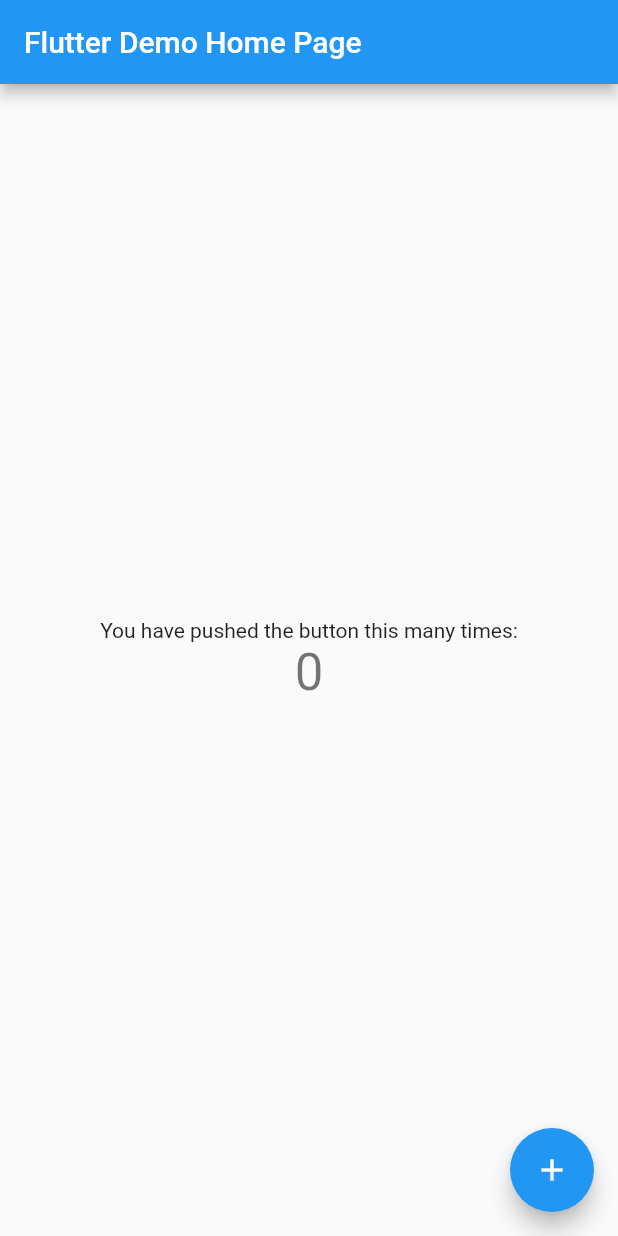
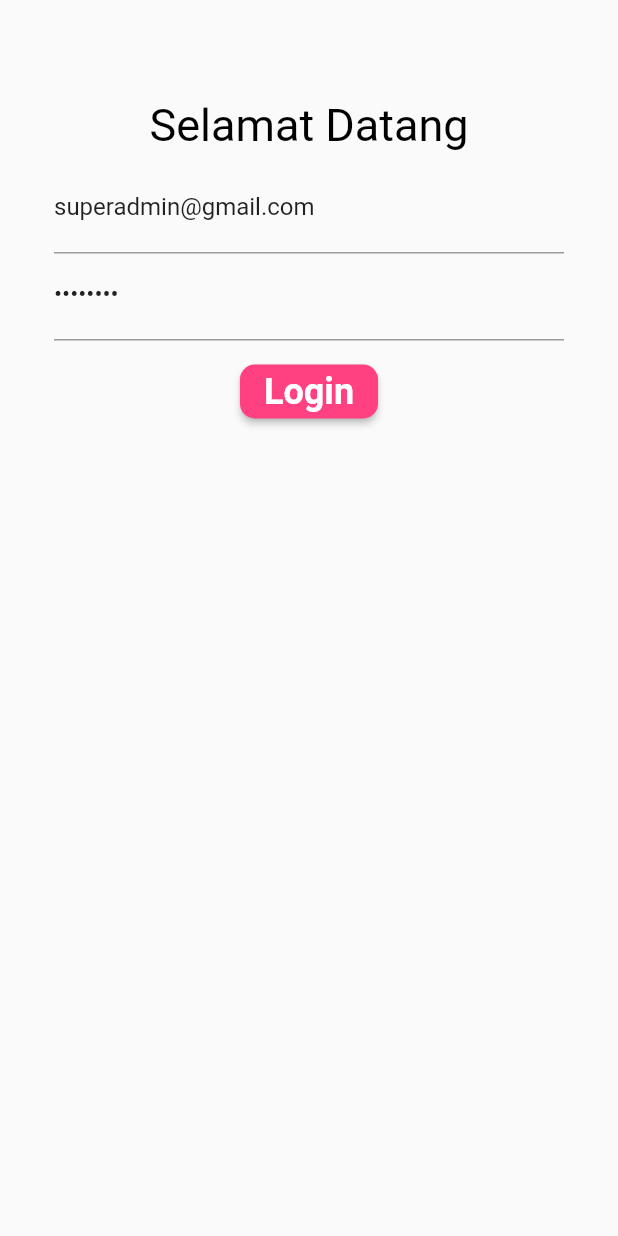
Before and after one commit to elvirasania/flutter_stisla_app, a Flutter app: the screen it shows after launch, on a phone screen of 412 x 824 dp. Run offline on Flutter 3.47's test engine with Material 2 defaults, Android fonts, the phone set to English and light mode, and no system bars; our stand-ins replace shared_preferences.

Commit message:
Add LOGIN | API

```diff
--- a/lib/main.dart
+++ b/lib/main.dart
@@ -1,115 +1,10 @@
 import 'package:flutter/material.dart';
+import 'package:flutter_stisla_app/screens/auth/auth.dart';
 
 void main() {
-  runApp(const MyApp());
+  runApp(const MaterialApp(
+    debugShowCheckedModeBanner: false,
+    title: 'Stisla Elvira',
+    home: AuthScreen(),
+  ));
 }
-
-class MyApp extends StatelessWidget {
-  const MyApp({super.key});
-
-  // This widget is the root of your application.
-  @override
-  Widget build(BuildContext context) {
-    return MaterialApp(
-      title: 'Flutter Demo',
-      theme: ThemeData(
-        // This is the theme of your application.
-        //
-        // Try running your application with "flutter run". You'll see the
-        // application has a blue toolbar. Then, without quitting the app, try
-        // changing the primarySwatch below to Colors.green and then invoke
-        // "hot reload" (press "r" in the console where you ran "flutter run",
-        // or simply save your changes to "hot reload" in a Flutter IDE).
-        // Notice that the counter didn't reset back to zero; the application
-        // is not restarted.
-        primarySwatch: Colors.blue,
-      ),
-      home: const MyHomePage(title: 'Flutter Demo Home Page'),
-    );
-  }
-}
-
-class MyHomePage extends StatefulWidget {
-  const MyHomePage({super.key, required this.title});
-
-  // This widget is the home page of your application. It is stateful, meaning
-  // that it has a State object (defined below) that contains fields that affect
-  // how it looks.
-
-  // This class is the configuration for the state. It holds the values (in this
-  // case the title) provided by the parent (in this case the App widget) and
-  // used by the build method of the State. Fields in a Widget subclass are
-  // always marked "final".
-
-  final String title;
-
-  @override
-  State<MyHomePage> createState() => _MyHomePageState();
-}
-
-class _MyHomePageState extends State<MyHomePage> {
-  int _counter = 0;
-
-  void _incrementCounter() {
-    setState(() {
-      // This call to setState tells the Flutter framework that something has
-      // changed in this State, which causes it to rerun the build method below
-      // so that the display can reflect the updated values. If we changed
-      // _counter without calling setState(), then the build method would not be
-      // called again, and so nothing would appear to happen.
-      _counter++;
-    });
-  }
-
-  @override
-  Widget build(BuildContext context) {
-    // This method is rerun every time setState is called, for instance as done
-    // by the _incrementCounter method above.
-    //
-    // The Flutter framework has been optimized to make rerunning build methods
-    // fast, so that you can just rebuild anything that needs updating rather
-    // than having to individually change instances of widgets.
-    return Scaffold(
-      appBar: AppBar(
-        // Here we take the value from the MyHomePage object that was created by
-        // the App.build method, and use it to set our appbar title.
-        title: Text(widget.title),
-      ),
-      body: Center(
-        // Center is a layout widget. It takes a single child and positions it
-        // in the middle of the parent.
-        child: Column(
-          // Column is also a layout widget. It takes a list of children and
-          // arranges them vertically. By default, it sizes itself to fit its
-          // children horizontally, and tries to be as tall as its parent.
-          //
-          // Invoke "debug painting" (press "p" in the console, choose the
-          // "Toggle Debug Paint" action from the Flutter Inspector in Android
-          // Studio, or the "Toggle Debug Paint" command in Visual Studio Code)
-          // to see the wireframe for each widget.
-          //
-          // Column has various properties to control how it sizes itself and
-          // how it positions its children. Here we use mainAxisAlignment to
-          // center the children vertically; the main axis here is the vertical
-          // axis because Columns are vertical (the cross axis would be
-          // horizontal).
-          mainAxisAlignment: MainAxisAlignment.center,
-          children: <Widget>[
-            const Text(
-              'You have pushed the button this many times:',
-            ),
-            Text(
-              '$_counter',
-              style: Theme.of(context).textTheme.headline4,
-            ),
-          ],
-        ),
-      ),
-      floatingActionButton: FloatingActionButton(
-        onPressed: _incrementCounter,
-        tooltip: 'Increment',
-        child: const Icon(Icons.add),
-      ), // This trailing comma makes auto-formatting nicer for build methods.
-    );
-  }
-}
--- /dev/null
+++ b/lib/network/api_urls.dart
@@ -0,0 +1,5 @@
+class ApiUrls {
+  final String baseUrl = 'http://192.168.1.5:8000/api/';
+  final String login = 'auth/login';
+  final String logout = 'auth/logout';
+}
--- /dev/null
+++ b/lib/screens/auth/auth.dart
@@ -0,0 +1,160 @@
+// ignore_for_file: avoid_unnecessary_containers, prefer_const_constructors
+
+import 'dart:convert';
+import 'package:http/http.dart' as http;
+import 'package:flutter/material.dart';
+import 'package:flutter_stisla_app/network/api_urls.dart';
+import 'package:shared_preferences/shared_preferences.dart';
+
+class AuthScreen extends StatefulWidget {
+  const AuthScreen({super.key});
+
+  @override
+  State<AuthScreen> createState() => _AuthScreenState();
+}
+
+class _AuthScreenState extends State<AuthScreen> {
+  final Future<SharedPreferences> _prefs = SharedPreferences.getInstance();
+  TextEditingController emailController =
+      TextEditingController(text: 'superadmin@gmail.com');
+  TextEditingController passwordController =
+      TextEditingController(text: 'password');
+
+  void login() async {
+    var headers = {'Content-Type': 'application/json'};
+    if (emailController.text == '' || passwordController.text == '') {
+      showError('Warning', 'Email dan password harus diisi');
+    } else {
+      try {
+        var url = Uri.parse(ApiUrls().baseUrl + ApiUrls().login);
+        Map body = {
+          'email': emailController.text.trim(),
+          'password': passwordController.text,
+        };
+        final response =
+            await http.post(url, body: jsonEncode(body), headers: headers);
+
+        print(response.statusCode);
+        if (response.statusCode == 200) {
+          final json = jsonDecode(response.body);
+          if (json['token'] != null) {
+            // var token = json['token'];
+            // final SharedPreferences prefs = await _prefs;
+            // await prefs.setString('token', token);
+
+            emailController.clear();
+            passwordController.clear();
+          } else if (json['code'] == 1) {
+            throw jsonDecode(response.body)['errors'];
+          }
+        } else {
+          throw jsonDecode(response.body)["errors"] ?? "Unknown Error Occured";
+        }
+      } catch (error) {
+        showError('Error', error.toString());
+      }
+    }
+  }
+
+  void showError(title, error) {
+    showDialog(
+        context: context,
+        builder: (BuildContext context) {
+          return SimpleDialog(
+            title: Text(
+              title,
+              style: TextStyle(
+                color: (title == 'Warning') ? Colors.amber : Colors.red,
+              ),
+            ),
+            contentPadding: const EdgeInsets.all(20),
+            children: [Text(error)],
+          );
+        });
+  }
+
+  var isLogin = false;
+  @override
+  Widget build(BuildContext context) {
+    return Scaffold(
+      body: SingleChildScrollView(
+        child: Padding(
+          padding: EdgeInsets.all(36),
+          child: Center(
+            child: Column(
+                crossAxisAlignment: CrossAxisAlignment.center,
+                mainAxisAlignment: MainAxisAlignment.center,
+                children: [
+                  SizedBox(
+                    height: 30,
+                  ),
+                  Container(
+                    child: Text(
+                      'Selamat Datang',
+                      style: TextStyle(
+                          fontSize: 30,
+                          color: Colors.black,
+                          fontWeight: FontWeight.w400),
+                    ),
+                  ),
+                  SizedBox(
+                    height: 20,
+                  ),
+                  TextField(
+                    controller: emailController,
+                    obscureText: false,
+                    decoration: InputDecoration(
+                        alignLabelWithHint: true,
+                        focusedBorder: UnderlineInputBorder(
+                            borderSide: BorderSide(color: Colors.black)),
+                        fillColor: Colors.white54,
+                        hintText: 'Email Address',
+                        hintStyle: TextStyle(color: Colors.grey),
+                        contentPadding: EdgeInsets.only(bottom: 15),
+                        focusColor: Colors.white60),
+                  ),
+                  SizedBox(
+                    height: 10,
+                  ),
+                  TextField(
+                    controller: passwordController,
+                    obscureText: true,
+                    decoration: InputDecoration(
+                        alignLabelWithHint: true,
+                        focusedBorder: UnderlineInputBorder(
+                            borderSide: BorderSide(color: Colors.black)),
+                        fillColor: Colors.white54,
+                        hintText: 'Password',
+                        hintStyle: TextStyle(color: Colors.grey),
+                        contentPadding: EdgeInsets.only(bottom: 15),
+                        focusColor: Colors.white60),
+                  ),
+                  SizedBox(
+                    height: 10,
+                  ),
+                  ElevatedButton(
+                      style: ButtonStyle(
+                          shape:
+                              MaterialStateProperty.all<RoundedRectangleBorder>(
+                                  RoundedRectangleBorder(
+                                      borderRadius: BorderRadius.circular(10),
+                                      side: BorderSide.none)),
+                          backgroundColor: MaterialStateProperty.all<Color>(
+                            Colors.pinkAccent,
+                          )),
+                      onPressed: () {
+                        login();
+                      },
+                      child: Text('Login',
+                          style: const TextStyle(
+                            fontSize: 24,
+                            color: Colors.white,
+                            fontWeight: FontWeight.w600,
+                          ))),
+                ]),
+          ),
+        ),
+      ),
+    );
+  }
+}
--- a/pubspec.yaml
+++ b/pubspec.yaml
@@ -36,6 +36,8 @@ dependencies:
   # The following adds the Cupertino Icons font to your application.
   # Use with the CupertinoIcons class for iOS style icons.
   cupertino_icons: ^1.0.2
+  http: ^0.13.5
+  shared_preferences: ^2.0.15
 
 dev_dependencies:
   flutter_test:
```
Also changed, not shown: pubspec.lock, 4 other files.
